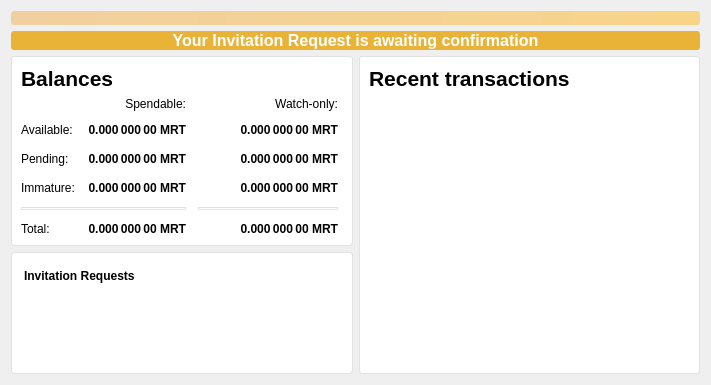
This is src/qt/forms/overviewpage.ui in meritlabs/merit as Qt 5 draws it before an edit. The edited form follows.
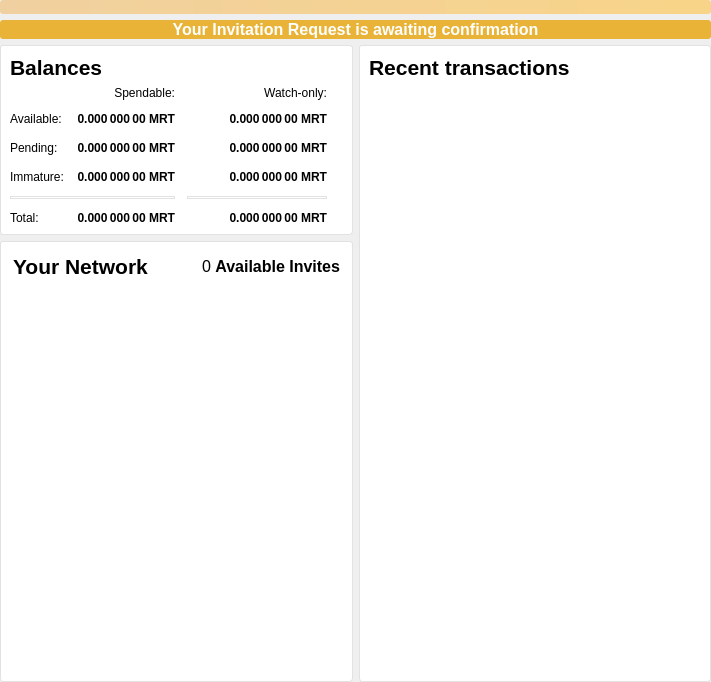
This is the edited form. Icons and pictures are not drawn.

Commit message:
Add invite display in overview page.
1. Shows available invites.
2. Changed display to show Your Network.
3. Added Daedalus checks to disable daedalus specific things when not daedalus.
4. Updated GetBalance to subtract 1 if we are computing invite balance.
   If you spend your last invite for an address, it makes the address unusable

The edit to the form file:
```diff
--- a/src/qt/forms/overviewpage.ui
+++ b/src/qt/forms/overviewpage.ui
@@ -7,7 +7,7 @@
     <x>0</x>
     <y>0</y>
     <width>711</width>
-    <height>375</height>
+    <height>682</height>
    </rect>
   </property>
   <property name="windowTitle">
@@ -29,6 +29,18 @@
 }</string>
   </property>
   <layout class="QVBoxLayout" name="topLayout">
+   <property name="leftMargin">
+    <number>0</number>
+   </property>
+   <property name="topMargin">
+    <number>0</number>
+   </property>
+   <property name="rightMargin">
+    <number>0</number>
+   </property>
+   <property name="bottomMargin">
+    <number>0</number>
+   </property>
    <item>
     <widget class="QLabel" name="labelAlerts">
      <property name="visible">
@@ -490,7 +502,7 @@
                </font>
               </property>
               <property name="text">
-               <string>Invitation Requests</string>
+               <string>&lt;html&gt;&lt;head/&gt;&lt;body&gt;&lt;p&gt;&lt;span style=&quot; font-size:16pt;&quot;&gt;Your Network&lt;/span&gt;&lt;/p&gt;&lt;/body&gt;&lt;/html&gt;</string>
               </property>
              </widget>
             </item>
@@ -536,6 +548,13 @@
               </property>
              </spacer>
             </item>
+            <item>
+             <widget class="QLabel" name="inviteBalance">
+              <property name="text">
+               <string>&lt;html&gt;&lt;head/&gt;&lt;body&gt;&lt;p&gt;&lt;span style=&quot; font-size:12pt;&quot;&gt;0 &lt;/span&gt;&lt;span style=&quot; font-size:12pt; font-weight:600;&quot;&gt;Available Invites&lt;/span&gt;&lt;/p&gt;&lt;/body&gt;&lt;/html&gt;</string>
+              </property>
+             </widget>
+            </item>
            </layout>
           </item>
           <item>
@@ -560,32 +579,6 @@
          </layout>
         </widget>
        </item>
-       <item>
-        <spacer name="verticalSpacer_3">
-         <property name="orientation">
-          <enum>Qt::Vertical</enum>
-         </property>
-         <property name="sizeHint" stdset="0">
-          <size>
-           <width>20</width>
-           <height>40</height>
-          </size>
-         </property>
-        </spacer>
-       </item>
-       <item>
-        <spacer name="verticalSpacer">
-         <property name="orientation">
-          <enum>Qt::Vertical</enum>
-         </property>
-         <property name="sizeHint" stdset="0">
-          <size>
-           <width>20</width>
-           <height>40</height>
-          </size>
-         </property>
-        </spacer>
-       </item>
       </layout>
      </item>
      <item>
```
Left out of the diff: 2 changed lines with no effect on the pictures. The commit also changes 7 other files.
